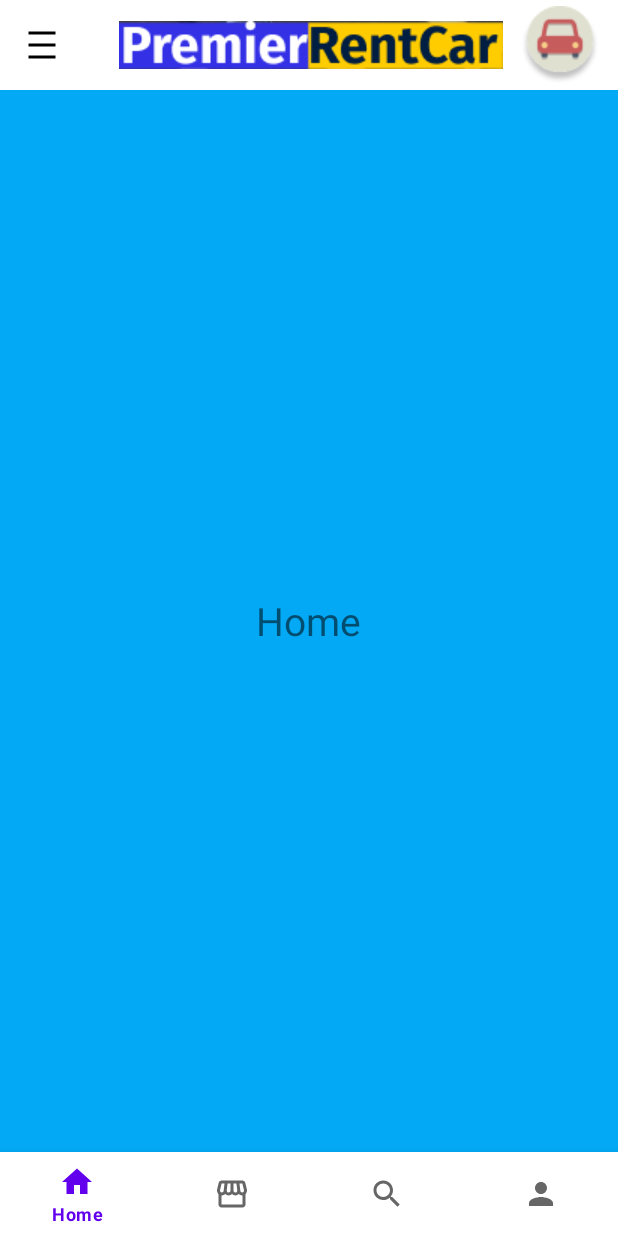
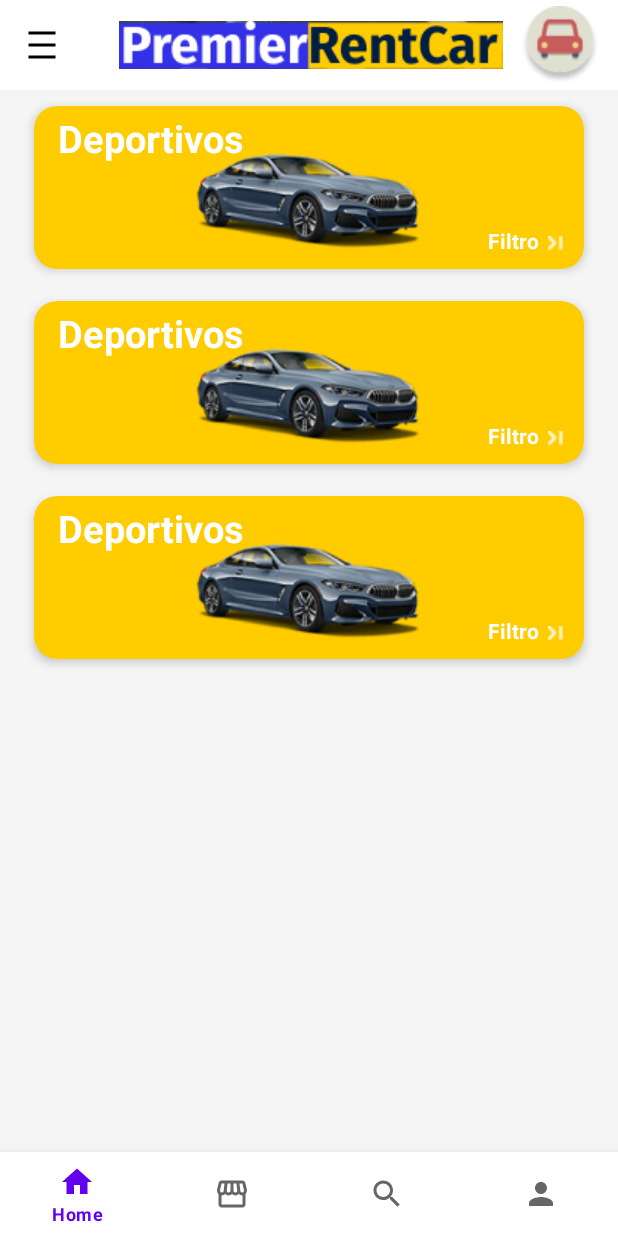
Before and after one commit to mosheFuks/TP3-Trabajo-Practico, an Android app: the fragment fragment_home placed in its activity, on a phone screen of 412 x 824 dp. Run offline under Robolectric (Android 15) with nearby library versions, the phone set to English and light mode, and no system bars; our stand-ins replace navigation-ui; 2 statements that could not run were skipped.

Commit message:
partial commit - home cards

```diff
--- a/app/src/main/res/layout/fragment_home.xml
+++ b/app/src/main/res/layout/fragment_home.xml
@@ -4,7 +4,7 @@
     android:layout_width="match_parent"
     android:layout_height="match_parent"
     xmlns:app="http://schemas.android.com/apk/res-auto"
-    android:background="#03A9F4"
+    android:background="#F5F5F5"
     tools:context=".fragment_home">
 
     <!-- TODO: Update blank fragment layout -->
@@ -37,11 +37,32 @@
 
     </androidx.appcompat.widget.Toolbar-->
 
-    <TextView
-        android:layout_width="wrap_content"
+    <LinearLayout
+        xmlns:android="http://schemas.android.com/apk/res/android"
+        xmlns:custom="http://schemas.android.com/apk/res-auto"
+        android:layout_width="match_parent"
         android:layout_height="wrap_content"
-        android:layout_gravity="center"
-        android:text="Home"
-        android:textSize="26dp" />
+        android:orientation="vertical"
+        android:paddingLeft="14dp"
+        android:paddingRight="14dp"
+        >
+
+
+        <include layout="@layout/fragment_home_car_card"
+             />
+
+
+        <include layout="@layout/fragment_home_car_card"
+
+            />
+
+        <include layout="@layout/fragment_home_car_card"
+
+            />
+
+    </LinearLayout>
+
+
+
 
 </FrameLayout>
--- /dev/null
+++ b/app/src/main/res/layout/fragment_home_car_card.xml
@@ -0,0 +1,80 @@
+<?xml version="1.0" encoding="utf-8"?>
+<FrameLayout xmlns:android="http://schemas.android.com/apk/res/android"
+    android:layout_width="match_parent"
+    android:layout_height="match_parent"
+    xmlns:app="http://schemas.android.com/apk/res-auto"
+
+>
+
+    <androidx.cardview.widget.CardView
+        android:layout_width="match_parent"
+        android:layout_height="130dp"
+        app:cardCornerRadius="15dp"
+        app:cardBackgroundColor="#FFCC00"
+        app:cardElevation="4dp"
+        app:cardUseCompatPadding="true"
+        >
+
+        <RelativeLayout
+            android:layout_width="match_parent"
+            android:layout_height="match_parent"
+            >
+
+            <ImageView
+                android:layout_width="182dp"
+                android:layout_height="wrap_content"
+                android:src="@drawable/deportivo"
+                android:layout_centerInParent="true"
+                android:id="@+id/imageView" />
+
+            <TextView
+                android:layout_width="wrap_content"
+                android:layout_height="wrap_content"
+                android:text="Deportivos"
+                android:textSize="25dp"
+                android:textStyle="bold"
+                android:textColor="#FFFFFF"
+                android:layout_marginStart="16dp"
+                android:layout_marginTop="4dp"
+                android:id="@+id/textView" />
+
+
+            <LinearLayout
+                android:layout_width="wrap_content"
+                android:layout_height="wrap_content"
+                android:layout_alignParentBottom="true"
+                android:layout_alignParentEnd="true"
+                android:layout_marginBottom="9dp"
+                android:layout_marginEnd="14dp"
+                android:orientation="horizontal"
+                android:gravity="center_vertical">
+
+                <TextView
+                    android:layout_width="wrap_content"
+                    android:layout_height="wrap_content"
+                    android:text="Filtro"
+                    android:textSize="14dp"
+                    android:textStyle="bold"
+                    android:textColor="#FFFFFF"
+                    android:layout_alignParentEnd="true"
+                    android:layout_alignParentBottom="true"
+
+                    android:id="@+id/textView2" />
+
+                <ImageView
+                    android:layout_width="10dp"
+                    android:layout_height="10dp"
+                    android:src="@drawable/nav_arrow"
+                    android:layout_marginStart="6dp"
+                    android:layout_marginTop="2dp" />
+
+            </LinearLayout>
+
+        </RelativeLayout>
+
+    </androidx.cardview.widget.CardView>
+
+
+
+
+</FrameLayout>
```
Also changed, not shown: app/src/main/res/drawable/deportivo.png (added), app/src/main/res/drawable/electrico.png (added), app/src/main/res/drawable/nav_arrow.png (added), app/src/main/res/drawable/suv.png (added), 1 other file.
